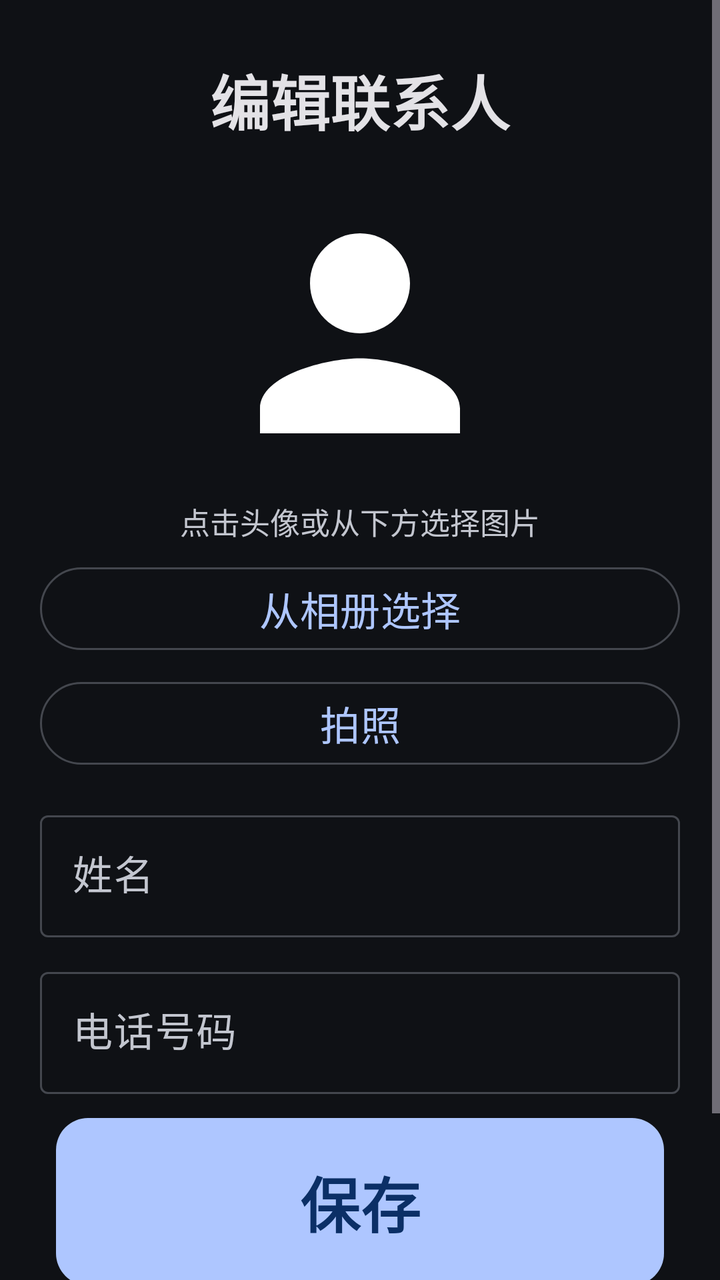
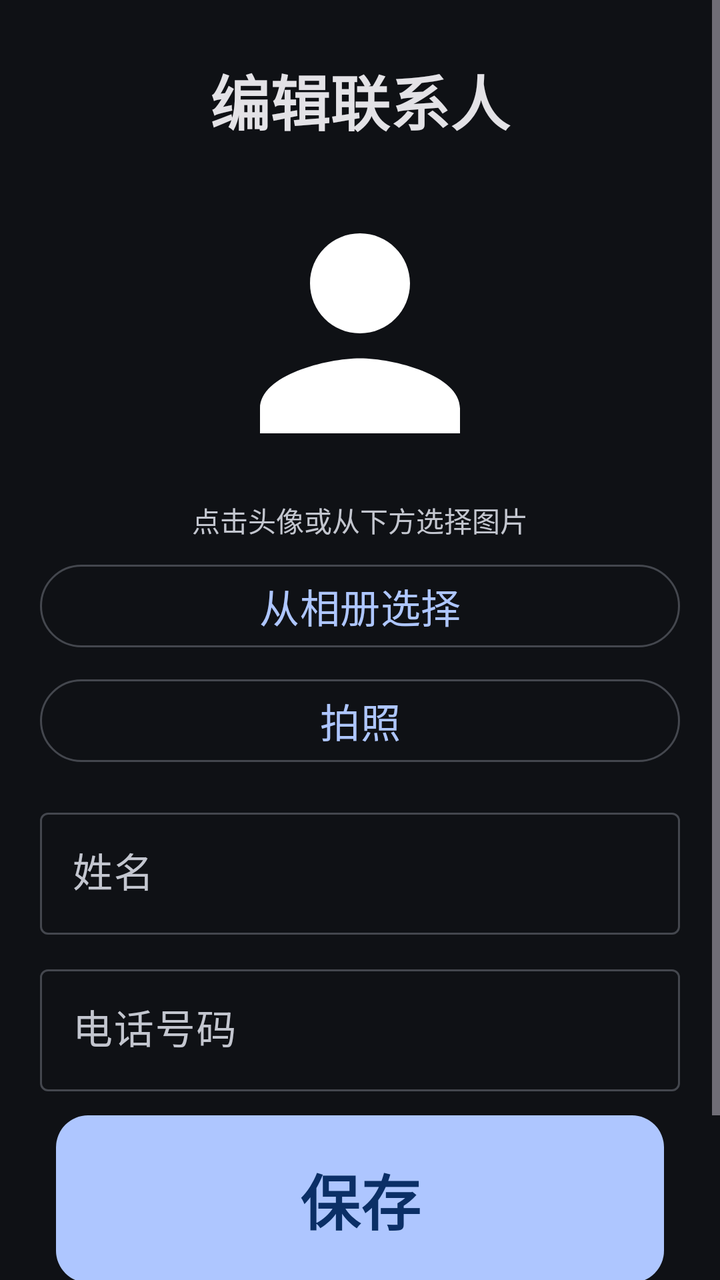

Screens rendered from an Android XML layout before and after an edit, with the pre-edit source and the edit as a unified diff.
<!-- AndroidManifest.xml: application theme Theme.ElderLauncher -->
<!-- res/layout/activity_contact_edit.xml -->
<?xml version="1.0" encoding="utf-8"?>
<ScrollView xmlns:android="http://schemas.android.com/apk/res/android"
    xmlns:app="http://schemas.android.com/apk/res-auto"
    android:layout_width="match_parent"
    android:layout_height="match_parent"
    android:background="?android:colorBackground">

    <LinearLayout
        android:orientation="vertical"
        android:padding="20dp"
        android:layout_width="match_parent"
        android:layout_height="wrap_content">

        <TextView
            android:layout_width="match_parent"
            android:layout_height="wrap_content"
            android:text="@string/edit_contact_title"
            android:textSize="30sp"
            android:textStyle="bold"
            android:gravity="center"
            android:textColor="?attr/colorOnSurface"
            android:padding="8dp" />

        
        <FrameLayout
            android:layout_width="match_parent"
            android:layout_height="wrap_content"
            android:layout_marginTop="12dp">
            <com.google.android.material.imageview.ShapeableImageView
                android:id="@+id/imgAvatar"
                android:layout_width="150dp"
                android:layout_height="150dp"
                android:layout_gravity="center"
                android:scaleType="centerCrop"
                android:src="@drawable/ic_person"
                app:shapeAppearanceOverlay="@style/AvatarRounded"
                android:clickable="true"
                android:focusable="true"
                android:foreground="?attr/selectableItemBackground" />
        </FrameLayout>

        <TextView
            android:layout_width="match_parent"
            android:layout_height="wrap_content"
            android:text="@string/choose_avatar"
            android:textSize="15sp"
            android:gravity="center"
            android:textColor="?attr/colorOnSurfaceVariant"
            android:layout_marginTop="8dp"
            android:layout_marginBottom="8dp" />

        <com.google.android.material.button.MaterialButton
            android:id="@+id/btnFromAlbum"
            style="?attr/materialButtonOutlinedStyle"
            android:layout_width="match_parent"
            android:layout_height="wrap_content"
            android:text="@string/from_album"
            android:textSize="20sp" />

        <com.google.android.material.button.MaterialButton
            android:id="@+id/btnTakePhoto"
            style="?attr/materialButtonOutlinedStyle"
            android:layout_width="match_parent"
            android:layout_height="wrap_content"
            android:text="@string/take_photo"
            android:textSize="20sp"
            android:layout_marginTop="8dp" />

        <com.google.android.material.textfield.TextInputLayout
            style="@style/Widget.Material3.TextInputLayout.OutlinedBox"
            android:layout_width="match_parent"
            android:layout_height="wrap_content"
            android:hint="@string/contact_name_hint"
            android:layout_marginTop="16dp">
            <com.google.android.material.textfield.TextInputEditText
                android:id="@+id/etName"
                android:inputType="text"
                android:textSize="20sp"
                android:layout_width="match_parent"
                android:layout_height="wrap_content" />
        </com.google.android.material.textfield.TextInputLayout>

        <com.google.android.material.textfield.TextInputLayout
            style="@style/Widget.Material3.TextInputLayout.OutlinedBox"
            android:layout_width="match_parent"
            android:layout_height="wrap_content"
            android:hint="@string/contact_phone_hint"
            android:layout_marginTop="12dp">
            <com.google.android.material.textfield.TextInputEditText
                android:id="@+id/etPhone"
                android:inputType="phone"
                android:textSize="20sp"
                android:layout_width="match_parent"
                android:layout_height="wrap_content" />
        </com.google.android.material.textfield.TextInputLayout>

        <com.google.android.material.button.MaterialButton
            android:id="@+id/btnSave"
            style="@style/BigButton"
            android:layout_width="match_parent"
            android:layout_height="wrap_content"
            android:text="@string/save_contact"
            android:layout_marginTop="20dp" />

        <com.google.android.material.button.MaterialButton
            android:id="@+id/btnDelete"
            style="?attr/materialButtonOutlinedStyle"
            android:layout_width="match_parent"
            android:layout_height="wrap_content"
            android:text="@string/delete_contact"
            android:textSize="20sp"
            android:textColor="?attr/colorError"
            android:layout_marginTop="12dp" />
    </LinearLayout>
</ScrollView>
<!-- resources referenced by this layout -->
<resources>
  <!-- drawable ic_person (drawable) -->
  <vector xmlns:android="http://schemas.android.com/apk/res/android"
      android:width="56dp"
      android:height="56dp"
      android:viewportWidth="24"
      android:viewportHeight="24">
      <path
          android:fillColor="#FFFFFF"
          android:pathData="M12,12c2.21,0 4,-1.79 4,-4s-1.79,-4 -4,-4 -4,1.79 -4,4 1.79,4 4,4zM12,14c-2.67,0 -8,1.34 -8,4v2h16v-2c0,-2.66 -5.33,-4 -8,-4z" />
  </vector>
  <string name="choose_avatar">点击头像或从下方选择图片</string>
  <string name="contact_name_hint">姓名</string>
  <string name="contact_phone_hint">电话号码</string>
  <string name="delete_contact">删除</string>
  <string name="edit_contact_title">编辑联系人</string>
  <string name="from_album">从相册选择</string>
  <string name="save_contact">保存</string>
  <string name="take_photo">拍照</string>
  <style name="AvatarRounded">
          <item name="cornerFamily">rounded</item>
          <item name="cornerSize">0dp</item>
      </style>
  <style name="BigButton" parent="Widget.Material3.Button">
          <item name="android:textSize">30sp</item>
          <item name="android:textStyle">bold</item>
          <item name="android:padding">20dp</item>
          <item name="android:layout_margin">8dp</item>
          <item name="android:minHeight">64dp</item>
          <item name="cornerRadius">16dp</item>
      </style>
  <color name="colorPrimary">#AEC6FF</color>
  <color name="colorOnPrimary">#0B2F66</color>
  <color name="colorPrimaryContainer">#284786</color>
  <color name="colorOnPrimaryContainer">#D9E2FF</color>
  <color name="colorSecondary">#BEC6DC</color>
  <color name="colorOnSecondary">#283141</color>
  <color name="colorSecondaryContainer">#3E4759</color>
  <color name="colorOnSecondaryContainer">#DAE2F9</color>
  <color name="colorTertiary">#DDBCE4</color>
  <color name="colorOnTertiary">#3F2844</color>
  <color name="colorTertiaryContainer">#573E5C</color>
  <color name="colorOnTertiaryContainer">#FAD8FF</color>
  <color name="colorOnBackground">#E2E2E9</color>
  <color name="colorSurface">#1A1C22</color>
  <color name="colorOnSurface">#E3E2E6</color>
  <color name="colorSurfaceVariant">#2A2E37</color>
  <color name="colorOnSurfaceVariant">#C3C6CF</color>
  <color name="colorSurfaceContainer">#1E2128</color>
  <color name="colorSurfaceContainerHigh">#282C34</color>
  <color name="colorSurfaceContainerHighest">#33373F</color>
  <color name="colorOutline">#44474E</color>
  <color name="colorOutlineVariant">#2A2E37</color>
  <color name="colorError">#FFB4AB</color>
  <color name="colorOnError">#690005</color>
  <color name="colorErrorContainer">#93000A</color>
  <color name="colorOnErrorContainer">#FFDAD6</color>
  <color name="colorBackground">#0F1115</color>
  <!-- unchanged entries left out for length: 1 -->
</resources>

<!-- the commit's change to res/layout/activity_contact_edit.xml (unified diff, before → after) -->
@@ -2,8 +2,7 @@
 <ScrollView xmlns:android="http://schemas.android.com/apk/res/android"
     xmlns:app="http://schemas.android.com/apk/res-auto"
     android:layout_width="match_parent"
-    android:layout_height="match_parent"
-    android:background="?android:colorBackground">
+    android:layout_height="match_parent">
 
     <LinearLayout
         android:orientation="vertical"
@@ -15,7 +14,7 @@
             android:layout_width="match_parent"
             android:layout_height="wrap_content"
             android:text="@string/edit_contact_title"
-            android:textSize="30sp"
+            android:textSize="@dimen/textHeadline"
             android:textStyle="bold"
             android:gravity="center"
             android:textColor="?attr/colorOnSurface"
@@ -43,7 +42,7 @@
             android:layout_width="match_parent"
             android:layout_height="wrap_content"
             android:text="@string/choose_avatar"
-            android:textSize="15sp"
+            android:textSize="@dimen/textCaption"
             android:gravity="center"
             android:textColor="?attr/colorOnSurfaceVariant"
             android:layout_marginTop="8dp"
@@ -55,7 +54,7 @@
             android:layout_width="match_parent"
             android:layout_height="wrap_content"
             android:text="@string/from_album"
-            android:textSize="20sp" />
+            android:textSize="@dimen/textBody" />
 
         <com.google.android.material.button.MaterialButton
             android:id="@+id/btnTakePhoto"
@@ -63,7 +62,7 @@
             android:layout_width="match_parent"
             android:layout_height="wrap_content"
             android:text="@string/take_photo"
-            android:textSize="20sp"
+            android:textSize="@dimen/textBody"
             android:layout_marginTop="8dp" />
 
         <com.google.android.material.textfield.TextInputLayout
@@ -75,7 +74,7 @@
             <com.google.android.material.textfield.TextInputEditText
                 android:id="@+id/etName"
                 android:inputType="text"
-                android:textSize="20sp"
+                android:textSize="@dimen/textBody"
                 android:layout_width="match_parent"
                 android:layout_height="wrap_content" />
         </com.google.android.material.textfield.TextInputLayout>
@@ -89,7 +88,7 @@
             <com.google.android.material.textfield.TextInputEditText
                 android:id="@+id/etPhone"
                 android:inputType="phone"
-                android:textSize="20sp"
+                android:textSize="@dimen/textBody"
                 android:layout_width="match_parent"
                 android:layout_height="wrap_content" />
         </com.google.android.material.textfield.TextInputLayout>
@@ -108,7 +107,7 @@
             android:layout_width="match_parent"
             android:layout_height="wrap_content"
             android:text="@string/delete_contact"
-            android:textSize="20sp"
+            android:textSize="@dimen/textBody"
             android:textColor="?attr/colorError"
             android:layout_marginTop="12dp" />
     </LinearLayout>
<!-- resource entries referenced after the edit -->
@@ -1,5 +1,8 @@
 <!-- resources referenced by this layout -->
 <resources>
+  <dimen name="textBody">20sp</dimen>
+  <dimen name="textCaption">14sp</dimen>
+  <dimen name="textHeadline">30sp</dimen>
   <!-- drawable ic_person (drawable) -->
   <vector xmlns:android="http://schemas.android.com/apk/res/android"
       android:width="56dp"
@@ -20,16 +23,18 @@
   <string name="take_photo">拍照</string>
   <style name="AvatarRounded">
           <item name="cornerFamily">rounded</item>
-          <item name="cornerSize">0dp</item>
+          <item name="cornerSize">@dimen/cornerNone</item>
       </style>
   <style name="BigButton" parent="Widget.Material3.Button">
-          <item name="android:textSize">30sp</item>
+          <item name="android:textSize">@dimen/textHeadline</item>
           <item name="android:textStyle">bold</item>
           <item name="android:padding">20dp</item>
           <item name="android:layout_margin">8dp</item>
           <item name="android:minHeight">64dp</item>
-          <item name="cornerRadius">16dp</item>
+          <item name="cornerRadius">@dimen/cornerLarge</item>
       </style>
+  <dimen name="cornerNone">0dp</dimen>
+  <dimen name="cornerLarge">16dp</dimen>
   <color name="colorPrimary">#AEC6FF</color>
   <color name="colorOnPrimary">#0B2F66</color>
   <color name="colorPrimaryContainer">#284786</color>
